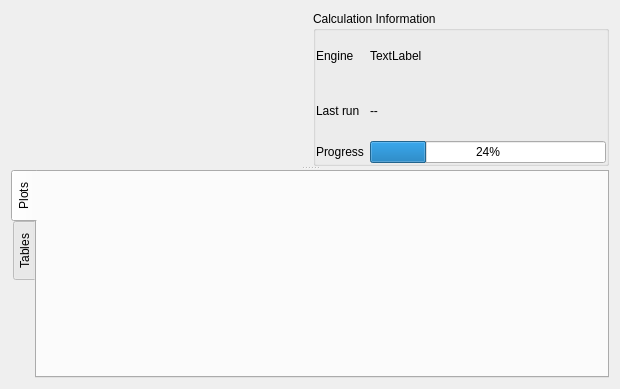
vcloarec/ReosProject, file src/ui/structure2d/reoshydraulicstructure2dproperties.ui: the form before one commit.
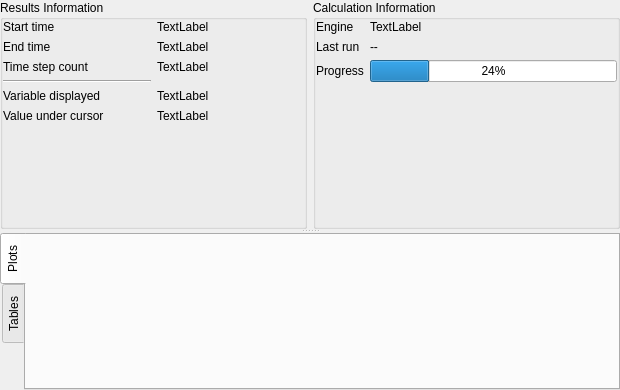
The form after the commit. Custom widgets are drawn as their Qt base class.

Commit message: good handle of output hydrograph and start result group box

Patch:
```diff
--- a/src/ui/structure2d/reoshydraulicstructure2dproperties.ui
+++ b/src/ui/structure2d/reoshydraulicstructure2dproperties.ui
@@ -7,7 +7,7 @@
     <x>0</x>
     <y>0</y>
     <width>620</width>
-    <height>389</height>
+    <height>390</height>
    </rect>
   </property>
   <property name="minimumSize">
@@ -20,6 +20,25 @@
    <string>Form</string>
   </property>
   <layout class="QVBoxLayout" name="verticalLayout">
+   <property name="leftMargin">
+    <number>0</number>
+   </property>
+   <property name="topMargin">
+    <number>0</number>
+   </property>
+   <property name="rightMargin">
+    <number>0</number>
+   </property>
+   <property name="bottomMargin">
+    <number>0</number>
+   </property>
+   <item>
+    <layout class="QHBoxLayout" name="mToolBoxLayout">
+     <property name="topMargin">
+      <number>0</number>
+     </property>
+    </layout>
+   </item>
    <item>
     <widget class="QSplitter" name="splitter">
      <property name="orientation">
@@ -31,17 +50,118 @@
         <number>0</number>
        </property>
        <item>
-        <layout class="QGridLayout" name="gridLayout_2">
-         <property name="bottomMargin">
-          <number>0</number>
+        <widget class="QGroupBox" name="mGroupBoxResultInfo">
+         <property name="title">
+          <string notr="true">Results Information</string>
          </property>
-         <item row="0" column="0">
-          <layout class="QHBoxLayout" name="mToolBoxLayout"/>
-         </item>
-         <item row="1" column="0">
-          <widget class="QWidget" name="mModelInformationWidget" native="true"/>
-         </item>
-        </layout>
+         <property name="checkable">
+          <bool>false</bool>
+         </property>
+         <layout class="QGridLayout" name="gridLayout_2">
+          <property name="leftMargin">
+           <number>0</number>
+          </property>
+          <property name="topMargin">
+           <number>0</number>
+          </property>
+          <property name="rightMargin">
+           <number>0</number>
+          </property>
+          <property name="bottomMargin">
+           <number>0</number>
+          </property>
+          <item row="1" column="0">
+           <widget class="QLabel" name="label_5">
+            <property name="text">
+             <string>End time</string>
+            </property>
+           </widget>
+          </item>
+          <item row="0" column="0">
+           <widget class="QLabel" name="label_4">
+            <property name="text">
+             <string>Start time</string>
+            </property>
+           </widget>
+          </item>
+          <item row="6" column="0">
+           <spacer name="verticalSpacer_2">
+            <property name="orientation">
+             <enum>Qt::Vertical</enum>
+            </property>
+            <property name="sizeHint" stdset="0">
+             <size>
+              <width>20</width>
+              <height>40</height>
+             </size>
+            </property>
+           </spacer>
+          </item>
+          <item row="3" column="0">
+           <widget class="Line" name="line">
+            <property name="orientation">
+             <enum>Qt::Horizontal</enum>
+            </property>
+           </widget>
+          </item>
+          <item row="5" column="0">
+           <widget class="QLabel" name="label_8">
+            <property name="text">
+             <string>Value under cursor</string>
+            </property>
+           </widget>
+          </item>
+          <item row="4" column="0">
+           <widget class="QLabel" name="label_7">
+            <property name="text">
+             <string>Variable displayed</string>
+            </property>
+           </widget>
+          </item>
+          <item row="2" column="0">
+           <widget class="QLabel" name="label_6">
+            <property name="text">
+             <string>Time step count</string>
+            </property>
+           </widget>
+          </item>
+          <item row="0" column="1">
+           <widget class="QLabel" name="mLabelResultStartTime">
+            <property name="text">
+             <string>TextLabel</string>
+            </property>
+           </widget>
+          </item>
+          <item row="1" column="1">
+           <widget class="QLabel" name="mLabelResultEndTime">
+            <property name="text">
+             <string>TextLabel</string>
+            </property>
+           </widget>
+          </item>
+          <item row="2" column="1">
+           <widget class="QLabel" name="mLabelResultTimeStepCount">
+            <property name="text">
+             <string>TextLabel</string>
+            </property>
+           </widget>
+          </item>
+          <item row="4" column="1">
+           <widget class="QLabel" name="mLabelResultValueDisplayed">
+            <property name="text">
+             <string>TextLabel</string>
+            </property>
+           </widget>
+          </item>
+          <item row="5" column="1">
+           <widget class="QLabel" name="mLabelResultValueUnderCursor">
+            <property name="text">
+             <string>TextLabel</string>
+            </property>
+           </widget>
+          </item>
+         </layout>
+        </widget>
        </item>
        <item>
         <widget class="QGroupBox" name="groupBox">
@@ -61,48 +181,61 @@
           <property name="bottomMargin">
            <number>0</number>
           </property>
-          <item row="2" column="1">
+          <item row="1" column="2">
+           <widget class="QLabel" name="mLastRunLabel">
+            <property name="text">
+             <string>--</string>
+            </property>
+           </widget>
+          </item>
+          <item row="1" column="1">
+           <widget class="QLabel" name="label_3">
+            <property name="text">
+             <string>Last run</string>
+            </property>
+           </widget>
+          </item>
+          <item row="0" column="1">
+           <widget class="QLabel" name="label_2">
+            <property name="text">
+             <string>Engine</string>
+            </property>
+           </widget>
+          </item>
+          <item row="2" column="2">
            <widget class="QProgressBar" name="mProgressBar">
             <property name="value">
              <number>24</number>
             </property>
            </widget>
           </item>
-          <item row="0" column="0">
-           <widget class="QLabel" name="label_2">
-            <property name="text">
-             <string>Engine</string>
+          <item row="3" column="2">
+           <spacer name="verticalSpacer">
+            <property name="orientation">
+             <enum>Qt::Vertical</enum>
             </property>
-           </widget>
+            <property name="sizeHint" stdset="0">
+             <size>
+              <width>20</width>
+              <height>40</height>
+             </size>
+            </property>
+           </spacer>
           </item>
-          <item row="0" column="1">
+          <item row="0" column="2">
            <widget class="QLabel" name="mSimulationEngineName">
             <property name="text">
              <string>TextLabel</string>
             </property>
            </widget>
           </item>
-          <item row="2" column="0">
+          <item row="2" column="1">
            <widget class="QLabel" name="label">
             <property name="text">
              <string>Progress</string>
             </property>
            </widget>
           </item>
-          <item row="1" column="0">
-           <widget class="QLabel" name="label_3">
-            <property name="text">
-             <string>Last run</string>
-            </property>
-           </widget>
-          </item>
-          <item row="1" column="1">
-           <widget class="QLabel" name="mLastRunLabel">
-            <property name="text">
-             <string>--</string>
-            </property>
-           </widget>
-          </item>
          </layout>
         </widget>
        </item>
```
The commit also changes 22 other files.
